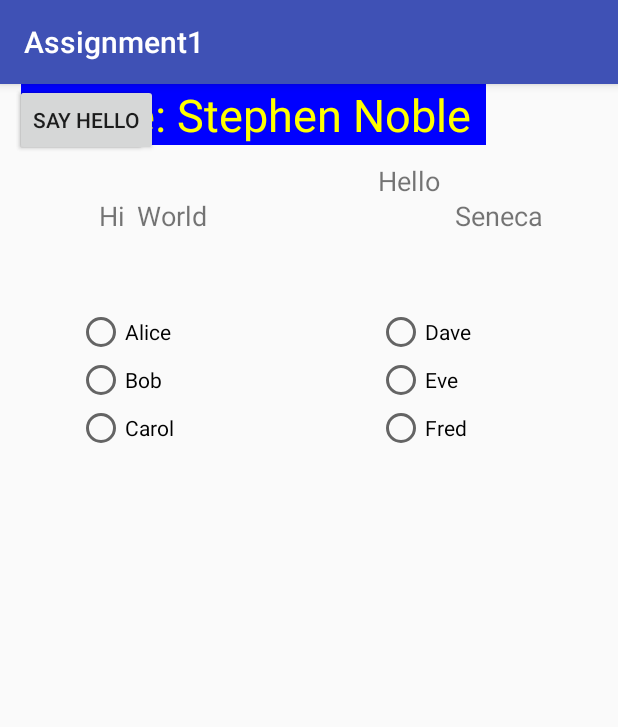
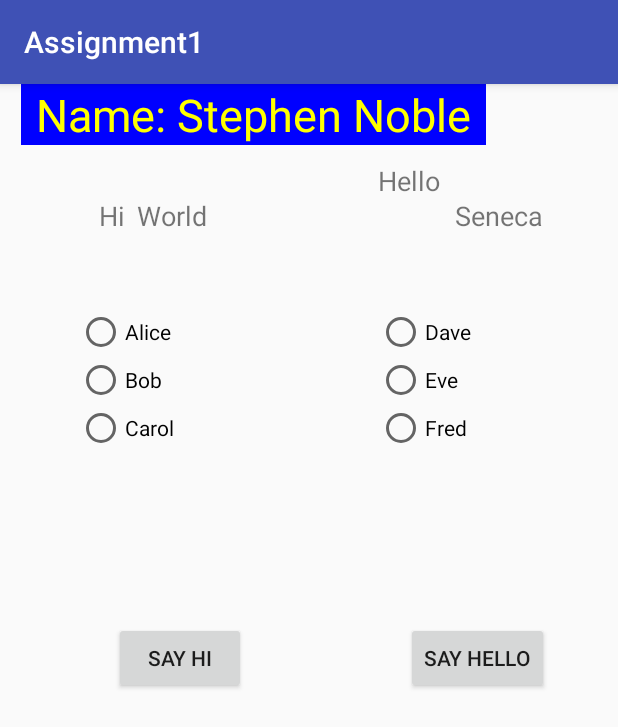
Before and after one commit to hsnoble/AndroidDev, an Android app: the screen it shows after launch (MainActivity_Home), on a phone screen of 412 x 824 dp. Shown: the top 727 px of the screen. Run offline under Robolectric (Android 15) with nearby library versions, the phone set to English and light mode, and no system bars.

Commit message:
All systems GO!!!

```diff
--- a/Assignment1/app/src/main/java/com/example/hsnoble/assignment1/MainActivity_Home.java
+++ b/Assignment1/app/src/main/java/com/example/hsnoble/assignment1/MainActivity_Home.java
@@ -3,8 +3,12 @@ package com.example.hsnoble.assignment1;
 import android.provider.MediaStore;
 import android.support.v7.app.AppCompatActivity;
 import android.os.Bundle;
+import android.view.View;
 import android.widget.Button;
+import android.widget.RadioButton;
 import android.widget.RadioGroup;
+import android.widget.TextView;
+import android.widget.Toast;
 
 public class MainActivity_Home extends AppCompatActivity {
 
@@ -12,23 +16,57 @@ public class MainActivity_Home extends AppCompatActivity {
     protected void onCreate(Bundle savedInstanceState) {
         super.onCreate(savedInstanceState);
         setContentView(R.layout.activity_main__home);
+
         //Prepare buttons
         final Button hi = findViewById(R.id.say_hi);
         final Button hello = findViewById(R.id.say_hello);
+
         //Prepare Radio Groups
-        RadioGroup hi_group = (RadioGroup) findViewById(R.id.hi_radio);
-        RadioGroup hello_group = (RadioGroup) findViewById(R.id.hello_radio);
+        final RadioGroup hi_group = findViewById(R.id.hi_radioGroup);
+        final RadioGroup hello_group = findViewById(R.id.hello_radioGroup);
 
+        //Prepare Text view
+        final TextView world = findViewById(R.id.World);
+        final TextView seneca = findViewById(R.id.seneca);
+
+        //Listens to radio group
         hi_group.setOnCheckedChangeListener(new RadioGroup.OnCheckedChangeListener() {
             @Override
             public void onCheckedChanged(RadioGroup radioGroup, int checkedId) {
                 //for hi
+                //Gets radio ID
+                final int checkedName = hi_group.getCheckedRadioButtonId();
+                //Gets the radio button itself
+                final RadioButton rad_button = (RadioButton) findViewById(checkedName);
+
+                //Create toast
+                Toast.makeText(MainActivity_Home.this, rad_button.getText(), Toast.LENGTH_SHORT).show();
+                //Implement button functionality
+                hi.setOnClickListener(new View.OnClickListener() {
+                    @Override
+                    public void onClick(View view) {
+                        world.setText(rad_button.getText());
+                    }
+                });
             }
         });
         hello_group.setOnCheckedChangeListener(new RadioGroup.OnCheckedChangeListener() {
             @Override
             public void onCheckedChanged(RadioGroup radioGroup, int checkedID) {
                 //for hello
+                //Get ID for radio button and gets the button itself
+                final int checkedName = hello_group.getCheckedRadioButtonId();
+                final RadioButton rad_button = (RadioButton) findViewById(checkedName);
+
+                //Make toast
+                Toast.makeText(MainActivity_Home.this, rad_button.getText(), Toast.LENGTH_SHORT).show();
+                //Implement button functionality
+                hello.setOnClickListener(new View.OnClickListener() {
+                    @Override
+                    public void onClick(View view) {
+                        seneca.setText(rad_button.getText());
+                    }
+                });
             }
         });
     }
--- a/Assignment1/app/src/main/res/layout/activity_main__home.xml
+++ b/Assignment1/app/src/main/res/layout/activity_main__home.xml
@@ -63,14 +63,14 @@
         android:text="Hello"
         android:textSize="18sp"
         app:layout_constraintBottom_toBottomOf="parent"
-        app:layout_constraintEnd_toStartOf="@+id/textView5"
+        app:layout_constraintEnd_toStartOf="@+id/seneca"
         app:layout_constraintHorizontal_bias="0.947"
         app:layout_constraintStart_toEndOf="@+id/World"
         app:layout_constraintTop_toTopOf="parent"
         app:layout_constraintVertical_bias="0.0" />
 
     <RadioGroup
-        android:id="@+id/hi_radio"
+        android:id="@+id/hi_radioGroup"
         android:layout_width="116dp"
         android:layout_height="wrap_content"
         android:layout_marginBottom="8dp"
@@ -110,7 +110,7 @@
     </RadioGroup>
 
     <RadioGroup
-        android:id="@+id/hello_radio"
+        android:id="@+id/hello_radioGroup"
         android:layout_width="114dp"
         android:layout_height="wrap_content"
         android:layout_marginBottom="8dp"
@@ -149,7 +149,7 @@
     </RadioGroup>
 
     <TextView
-        android:id="@+id/textView5"
+        android:id="@+id/seneca"
         android:layout_width="wrap_content"
         android:layout_height="wrap_content"
         android:layout_marginBottom="8dp"
@@ -166,16 +166,29 @@
         android:id="@+id/say_hi"
         android:layout_width="wrap_content"
         android:layout_height="wrap_content"
+        android:layout_marginBottom="8dp"
+        android:layout_marginEnd="8dp"
+        android:layout_marginStart="8dp"
+        android:layout_marginTop="8dp"
         android:text="Say Hi"
-        tools:layout_editor_absoluteX="51dp"
-        tools:layout_editor_absoluteY="231dp" />
+        app:layout_constraintBottom_toBottomOf="parent"
+        app:layout_constraintEnd_toStartOf="@+id/say_hello"
+        app:layout_constraintHorizontal_bias="0.369"
+        app:layout_constraintStart_toStartOf="parent"
+        app:layout_constraintTop_toTopOf="parent"
+        app:layout_constraintVertical_bias="0.498" />
 
     <Button
         android:id="@+id/say_hello"
         android:layout_width="wrap_content"
         android:layout_height="wrap_content"
+        android:layout_marginBottom="8dp"
+        android:layout_marginEnd="36dp"
+        android:layout_marginTop="8dp"
         android:text="Say Hello"
-        tools:layout_editor_absoluteX="226dp"
-        tools:layout_editor_absoluteY="231dp" />
+        app:layout_constraintBottom_toBottomOf="parent"
+        app:layout_constraintEnd_toEndOf="parent"
+        app:layout_constraintTop_toTopOf="parent"
+        app:layout_constraintVertical_bias="0.498" />
 
 </android.support.constraint.ConstraintLayout>
```
